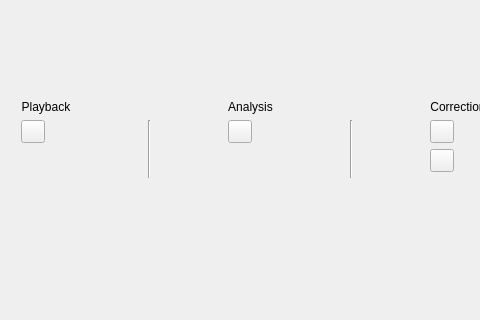
Old version of the form code/interface/vimainwindow/forms/vimainmenu.ui in the repository visore/Visore; both pictures show x 264 to 744 and y 132 to 452 of the 832 by 541 pixel window.
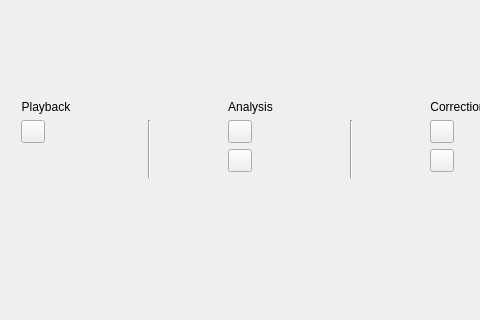
New version of the form. Custom widgets are drawn as their Qt base class.

Commit message: Frequency spectrum nalyzer and widget added.

The edit to the form file:
```diff
--- a/code/interface/vimainwindow/forms/vimainmenu.ui
+++ b/code/interface/vimainwindow/forms/vimainmenu.ui
@@ -126,6 +126,13 @@
      </property>
     </widget>
    </item>
+   <item row="3" column="5">
+    <widget class="ViButton" name="spectrumButton">
+     <property name="text">
+      <string/>
+     </property>
+    </widget>
+   </item>
   </layout>
  </widget>
  <customwidgets>
```
The commit also changes 41 other files.
